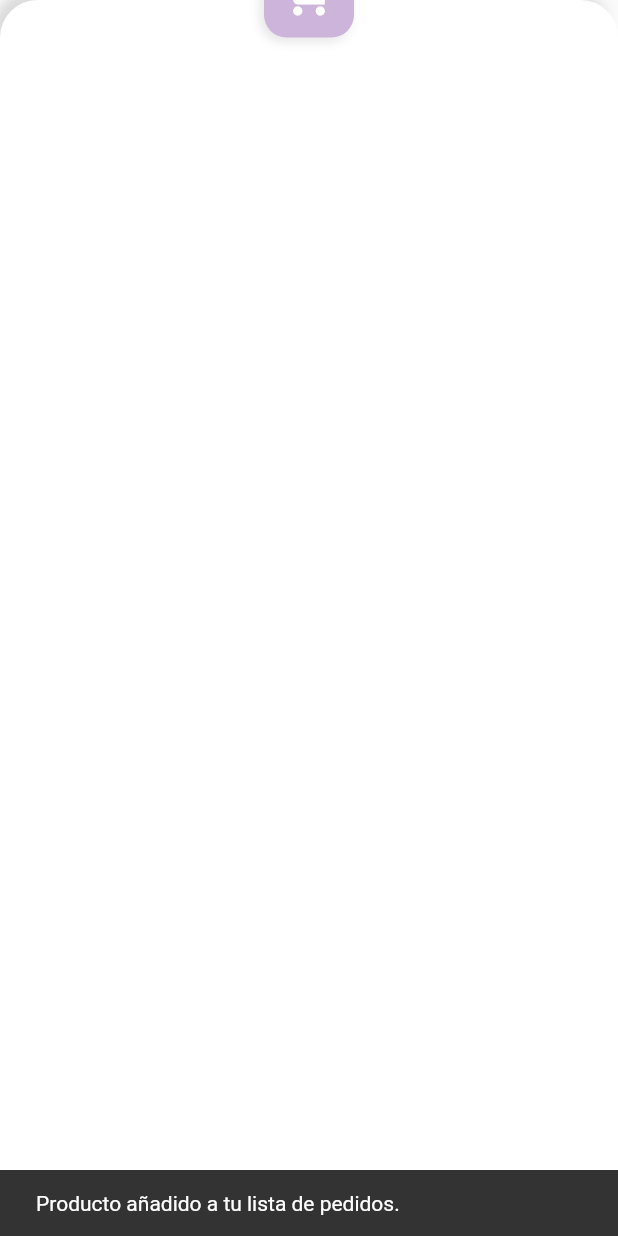
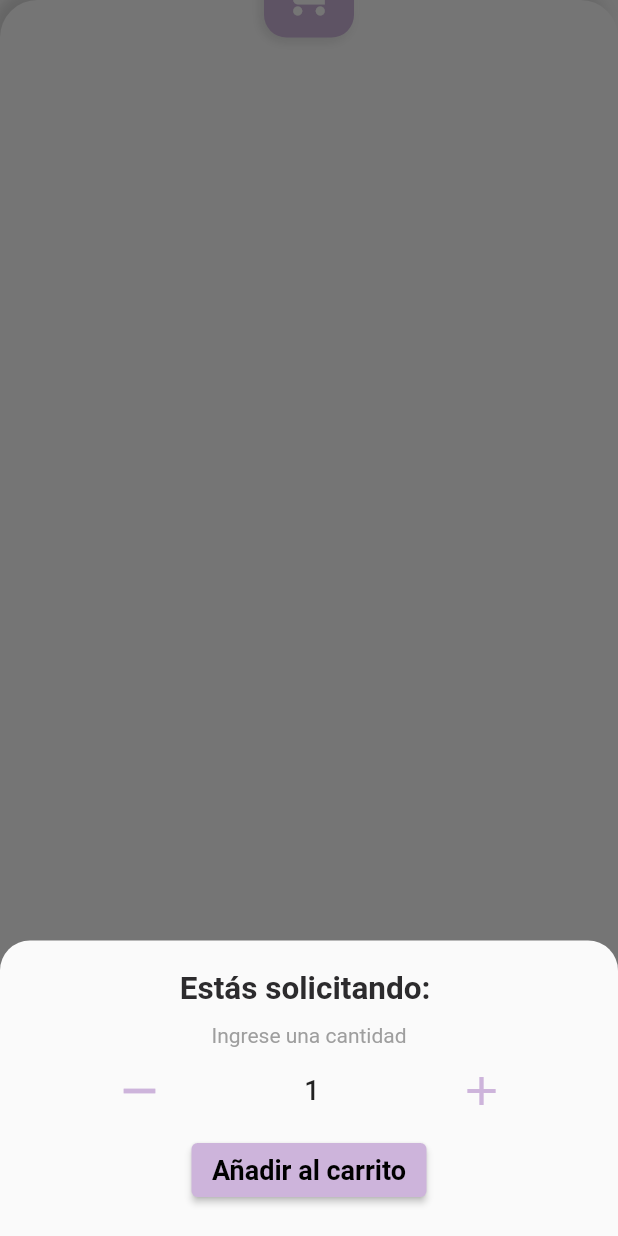
Before and after one commit to FrenrihrCode/flutter-supabase-app, a Flutter app: the AddToCartBottom widget shown alone on an empty page, opened directly with empty values, after a tap on the "shopping cart" icon, on a phone screen of 412 x 824 dp. Run offline on Flutter 3.47's test engine with Material 2 defaults, Android fonts, the phone set to English and light mode, and no system bars; our stand-ins replace carousel_slider; network calls fail.

Commit message:
Feat: Cateogry and modal footer

```diff
--- a/lib/providers/product_provider.dart
+++ b/lib/providers/product_provider.dart
@@ -2,6 +2,7 @@ import 'package:flutter/material.dart';
 import 'package:supabase_store/models/product.dart';
 
 class ProductProvider with ChangeNotifier {
+  String _currentCategory = "test";
   final List<Product> _products = [
     Product(
         id: 1,
@@ -30,14 +31,43 @@ class ProductProvider with ChangeNotifier {
         available: true,
         img:
             "https://cdn0.iconfinder.com/data/icons/business-and-finance-31/244/icon-208-512.png"),
+    Product(
+        id: 4,
+        name: "Product 4",
+        description: "Description of Product 4",
+        category: "lana",
+        price: 73.25,
+        available: true,
+        img:
+            "https://cdn0.iconfinder.com/data/icons/business-and-finance-31/244/icon-208-512.png"),
+    Product(
+        id: 5,
+        name: "Product 5",
+        description: "Description of Product 5",
+        category: "lana",
+        price: 7.35,
+        available: true,
+        img:
+            "https://cdn0.iconfinder.com/data/icons/business-and-finance-31/244/icon-208-512.png"),
   ];
 
   List<Product> get products {
-    return [..._products];
+    var productsFromCategory =
+        _products.where((product) => product.category == _currentCategory);
+    return [...productsFromCategory];
+  }
+
+  String get categorySelected {
+    return _currentCategory;
   }
 
   Product findById(int id) {
     return _products.firstWhere((element) => element.id == id);
+  }
+
+  void changeCategory(String newCategory) {
+    _currentCategory = newCategory;
+    notifyListeners();
   }
 
   void addProduct(Product product) {
--- a/lib/widgets/add_cart_bottom.dart
+++ b/lib/widgets/add_cart_bottom.dart
@@ -1,6 +1,5 @@
 import 'package:flutter/material.dart';
-import 'package:provider/provider.dart';
-import 'package:supabase_store/providers/cart_provider.dart';
+import 'package:supabase_store/widgets/modal_quantity.dart';
 
 class AddToCartBottom extends StatelessWidget {
   final int productId;
@@ -15,6 +14,18 @@ class AddToCartBottom extends StatelessWidget {
       required this.price,
       required this.img})
       : super(key: key);
+
+  void _showBottomModal(BuildContext context) {
+    showModalBottomSheet(
+        context: context,
+        isScrollControlled: true,
+        shape: const RoundedRectangleBorder(
+            borderRadius: BorderRadius.vertical(top: Radius.circular(20))),
+        builder: (BuildContext context) {
+          return ModalQuantity(
+              productId: productId, name: name, price: price, img: img);
+        });
+  }
 
   @override
   Widget build(BuildContext context) {
@@ -42,11 +53,7 @@ class AddToCartBottom extends StatelessWidget {
             ),
             child: TextButton(
               onPressed: () {
-                context
-                    .read<CartProvider>()
-                    .addItemToCart(productId, name, price, 1, img);
-                ScaffoldMessenger.of(context).showSnackBar(const SnackBar(
-                    content: Text("Producto añadido a tu lista de pedidos.")));
+                _showBottomModal(context);
               },
               child: Text(
                 "+ Añadir al carrito",
@@ -72,12 +79,7 @@ class AddToCartBottom extends StatelessWidget {
             ),
             child: IconButton(
                 onPressed: () {
-                  context
-                      .read<CartProvider>()
-                      .addItemToCart(productId, name, price, 1, img);
-                  ScaffoldMessenger.of(context).showSnackBar(const SnackBar(
-                      content:
-                          Text("Producto añadido a tu lista de pedidos.")));
+                  _showBottomModal(context);
                 },
                 iconSize: 36,
                 padding: const EdgeInsets.all(12),
--- /dev/null
+++ b/lib/widgets/modal_quantity.dart
@@ -0,0 +1,65 @@
+import 'package:flutter/material.dart';
+import 'package:provider/provider.dart';
+import 'package:supabase_store/providers/cart_provider.dart';
+import 'package:supabase_store/widgets/numeric_stepper.dart';
+
+class ModalQuantity extends StatefulWidget {
+  final int productId;
+  final String name;
+  final double price;
+  final String img;
+  const ModalQuantity({
+    Key? key,
+    required this.productId,
+    required this.name,
+    required this.price,
+    required this.img,
+  }) : super(key: key);
+
+  @override
+  State<ModalQuantity> createState() => _ModalQuantityState();
+}
+
+class _ModalQuantityState extends State<ModalQuantity> {
+  int quantity = 1;
+
+  @override
+  Widget build(BuildContext context) {
+    return SingleChildScrollView(
+      child: Column(
+        mainAxisSize: MainAxisSize.min,
+        crossAxisAlignment: CrossAxisAlignment.center,
+        children: <Widget>[
+          const SizedBox(height: 20),
+          Text(
+            "Estás solicitando: ${widget.name}",
+            style: Theme.of(context).textTheme.headline1,
+          ),
+          const SizedBox(height: 10),
+          Text(
+            "Ingrese una cantidad",
+            style: Theme.of(context).textTheme.headline2,
+          ),
+          Padding(
+              padding: const EdgeInsets.symmetric(horizontal: 20, vertical: 5),
+              child: NumericSetepper(
+                onChanged: (value) {
+                  quantity = value;
+                },
+              )),
+          ElevatedButton(
+              onPressed: () {
+                Navigator.of(context).pop();
+                context.read<CartProvider>().addItemToCart(widget.productId,
+                    widget.name, widget.price, quantity, widget.img);
+                ScaffoldMessenger.of(context).showSnackBar(const SnackBar(
+                    content: Text("Producto añadido a tu lista de pedidos.")));
+              },
+              child: const Text("Añadir al carrito")),
+          const SizedBox(height: 20),
+          SizedBox(height: MediaQuery.of(context).viewInsets.bottom)
+        ],
+      ),
+    );
+  }
+}
--- /dev/null
+++ b/lib/widgets/numeric_stepper.dart
@@ -0,0 +1,74 @@
+import 'package:flutter/material.dart';
+
+class NumericSetepper extends StatefulWidget {
+  final int minValue;
+  final int maxValue;
+
+  final ValueChanged<int> onChanged;
+
+  const NumericSetepper(
+      {Key? key,
+      this.minValue = 1,
+      this.maxValue = 10,
+      required this.onChanged})
+      : super(key: key);
+
+  @override
+  State<NumericSetepper> createState() {
+    return _NumericSetepperState();
+  }
+}
+
+class _NumericSetepperState extends State<NumericSetepper> {
+  int counter = 1;
+
+  @override
+  Widget build(BuildContext context) {
+    return Row(
+      mainAxisAlignment: MainAxisAlignment.spaceAround,
+      children: [
+        IconButton(
+          icon: Icon(
+            Icons.remove,
+            color: Theme.of(context).colorScheme.primary,
+          ),
+          padding: const EdgeInsets.symmetric(vertical: 4.0, horizontal: 18.0),
+          iconSize: 36.0,
+          onPressed: () {
+            setState(() {
+              if (counter > widget.minValue) {
+                counter--;
+              }
+              widget.onChanged(counter);
+            });
+          },
+        ),
+        Text(
+          '$counter',
+          textAlign: TextAlign.center,
+          style: const TextStyle(
+            color: Colors.black87,
+            fontSize: 18.0,
+            fontWeight: FontWeight.w500,
+          ),
+        ),
+        IconButton(
+          icon: Icon(
+            Icons.add,
+            color: Theme.of(context).colorScheme.primary,
+          ),
+          padding: const EdgeInsets.symmetric(vertical: 4.0, horizontal: 18.0),
+          iconSize: 32.0,
+          onPressed: () {
+            setState(() {
+              if (counter < widget.maxValue) {
+                counter++;
+              }
+              widget.onChanged(counter);
+            });
+          },
+        ),
+      ],
+    );
+  }
+}
--- a/lib/widgets/product_list.dart
+++ b/lib/widgets/product_list.dart
@@ -12,7 +12,8 @@ class ProductList extends StatelessWidget {
     final List<Product> productList = context.watch<ProductProvider>().products;
 
     return GridView.builder(
-        primary: true,
+        physics: const NeverScrollableScrollPhysics(),
+        shrinkWrap: true,
         padding: const EdgeInsets.all(10.0),
         itemCount: productList.length,
         gridDelegate: const SliverGridDelegateWithFixedCrossAxisCount(
```
Also changed, not shown: lib/screens/cart_detail.dart (+23 -6 lines), lib/screens/products_overview.dart (+8 -2 lines), lib/widgets/categories_buttons.dart (+11 -4 lines), lib/widgets/products_carousel.dart (+13 -15 lines).
